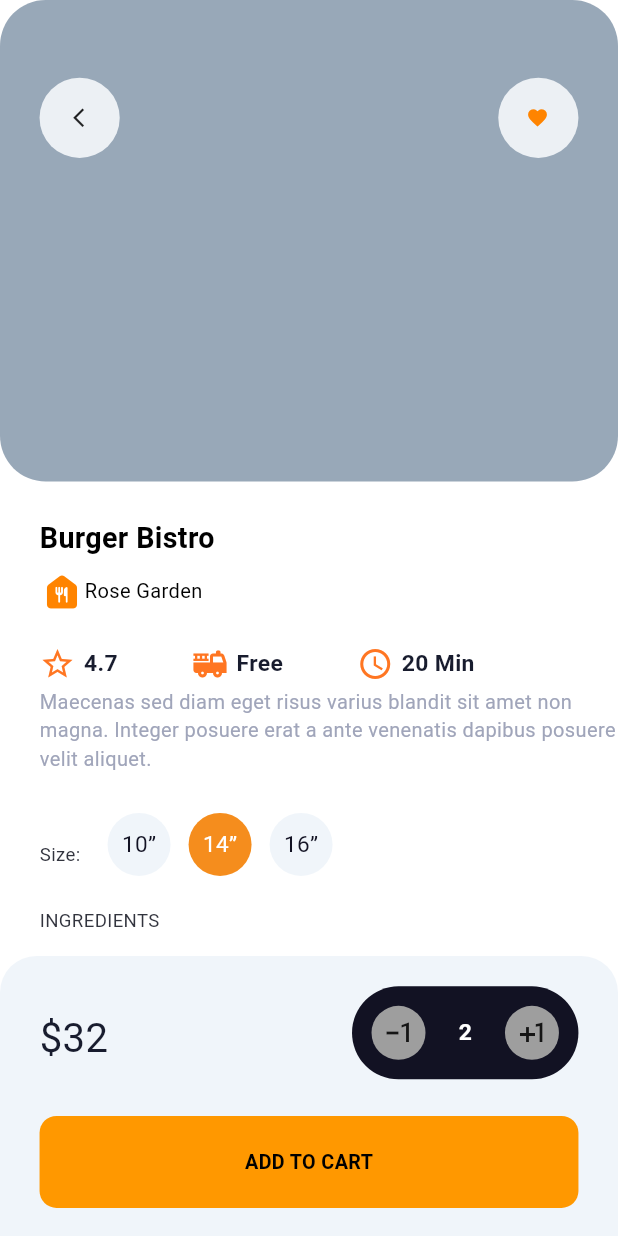
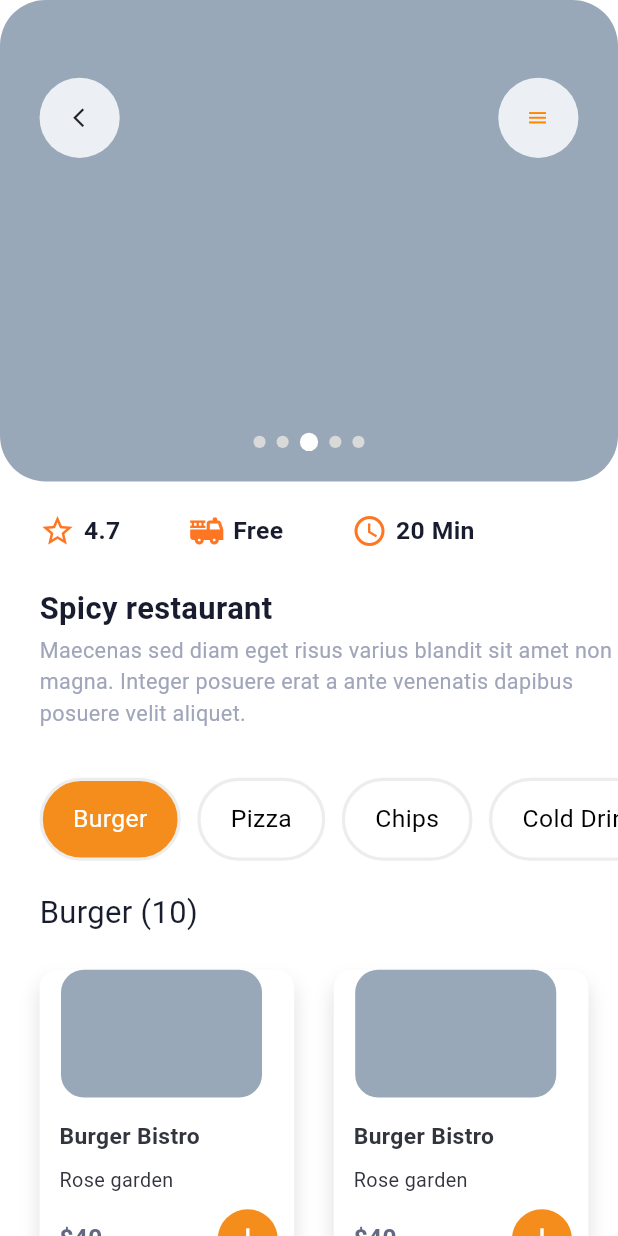
Before and after one commit to afaqahmad922/food_delievery_app, a Flutter app: the screen it shows after launch, on a phone screen of 412 x 824 dp. Run offline on Flutter 3.47's test engine with Material 3 defaults, Android fonts, the phone set to English and light mode, and no system bars; our stand-ins replace flutter_screenutil, google_fonts, smooth_page_indicator; Roboto replaces fonts that are missing (Sen).

Commit message:
completed the UI of Resturant View_02 screen

```diff
--- /dev/null
+++ b/lib/App_Pages/Restaurant View_02.dart
@@ -0,0 +1,177 @@
+import 'package:figma_to_flutter_2/logins/Widgets/Widgets.dart';
+import 'package:flutter/material.dart';
+import 'package:flutter_screenutil/flutter_screenutil.dart';
+import 'package:google_fonts/google_fonts.dart';
+
+class resturant_View_02 extends StatefulWidget {
+  const resturant_View_02({super.key});
+
+  @override
+  State<resturant_View_02> createState() => _resturant_View_02State();
+}
+
+class _resturant_View_02State extends State<resturant_View_02> {
+  @override
+  Widget build(BuildContext context) {
+    return Scaffold(
+      backgroundColor: Color(0xffFFFFFF),
+      body: SingleChildScrollView(
+        child: Column(
+          crossAxisAlignment: CrossAxisAlignment.start,
+          mainAxisAlignment: MainAxisAlignment.start,
+          children: [
+            Container(
+              height: 321,
+              width: double.infinity,
+              decoration: BoxDecoration(
+                borderRadius: BorderRadius.circular(30.r),
+                color: Color(0xff98A8B8),
+              ),
+              child: Column(
+                children: [
+                  Padding(
+                    padding: EdgeInsets.only(left: 24.w, right: 24.w, top: 50.h),
+                    child: Row(
+                      crossAxisAlignment: CrossAxisAlignment.start,
+                      children: [
+                        Container(
+                          decoration: BoxDecoration(
+                            shape: BoxShape.circle,
+                            color: Color(0xffECF0F4),
+                          ),
+                          child: Padding(
+                            padding: EdgeInsets.only(top: 20.h, left: 17.w, right: 18.w, bottom: 20.h),
+                            child: Icon(Icons.arrow_back_ios_new_outlined, size: 15),
+                          ),
+                        ),
+                        Spacer(),
+                        Container(
+                          decoration: BoxDecoration(
+                            shape: BoxShape.circle,
+                            color: Color(0xffECF0F4),
+                          ),
+                          child: Padding(
+                            padding: EdgeInsets.only(top: 20.h, left: 17.w, right: 18.w, bottom: 20.h),
+                            child: Icon(Icons.menu, size: 15, color: Color(0xffFF8400)),
+                          ),
+                        ),
+                      ],
+                    ),
+                  ),
+                  Spacer(),
+                  Padding(
+                    padding: EdgeInsets.only(bottom: 20.h),
+                    child: Row(
+                      mainAxisAlignment: MainAxisAlignment.center,
+                      crossAxisAlignment: CrossAxisAlignment.center,
+                      children: [
+                        SliderDot(height: 8.h, width: 8.w, color: Color(0xffD9D9D9)),
+                        SizedBox(width: 6.w),
+                        SliderDot(height: 8.h, width: 8.w, color: Color(0xffD9D9D9)),
+                        SizedBox(width: 6.w),
+                        SliderDot(height: 12.h, width: 12.w, color: Colors.white),
+                        SizedBox(width: 6.w),
+                        SliderDot(height: 8.h, width: 8.w, color: Color(0xffD9D9D9)),
+                        SizedBox(width: 6.w),
+                        SliderDot(height: 8.h, width: 8.w, color: Color(0xffD9D9D9)),
+                      ],
+                    ),
+                  )
+                ],
+              ),
+            ),
+            Padding(
+              padding: EdgeInsets.only(left: 24.w, top: 20.75.h, right: 87.w),
+              child: Row(
+                children: [
+                  Icon(Icons.star_border_purple500_outlined, color: Color(0xffFF7622)),
+                  SizedBox(width: 5.w),
+                  AppText(text: '4.7', font: GoogleFonts.sen, fontWeight: FontWeight.w700, fontSize: 16.sp, color: Color(0xff181C2E)),
+                  Spacer(),
+                  Icon(Icons.fire_truck, color: Color(0xffFF7622)),
+                  SizedBox(width: 5.w),
+                  AppText(text: 'Free', font: GoogleFonts.sen, fontWeight: FontWeight.w700, fontSize: 16.sp, color: Color(0xff181C2E)),
+                  Spacer(),
+                  Icon(Icons.access_time, color: Color(0xffFF7622)),
+                  SizedBox(width: 5.w),
+                  AppText(text: '20 Min', font: GoogleFonts.sen, fontWeight: FontWeight.w700, fontSize: 16.sp, color: Color(0xff181C2E)),
+                ],
+              ),
+            ),
+            Padding(
+              padding: EdgeInsets.only(top: 24.h, left: 24.w),
+              child: AppText(text: 'Spicy restaurant', font: GoogleFonts.sen, fontWeight: FontWeight.w700, fontSize: 20.sp, color: Color(0xff181C2E)),
+            ),
+            Padding(
+              padding: EdgeInsets.only(top: 4.h, left: 24.w),
+              child: AppText(text: 'Maecenas sed diam eget risus varius blandit sit amet non magna. Integer posuere erat a ante venenatis dapibus posuere velit aliquet.', font: GoogleFonts.sen, fontWeight: FontWeight.w400, fontSize: 14.sp, color: Color(0xffA0A5BA)),
+            ),
+            SingleChildScrollView(
+              scrollDirection: Axis.horizontal,
+              child: Padding(
+                padding: EdgeInsets.only(top: 31.5.h),
+                child: Row(
+                  children: [
+                    Padding(
+                      padding: EdgeInsets.only(left: 24.w),
+                      child: CategoryChip(text: 'Burger', textColor: Colors.white, backgroundColor: Color(0xffF58D1D),),
+                    ),
+                    Padding(
+                      padding: EdgeInsets.only(left: 10.w),
+                      child: CategoryChip(text: 'Pizza'),
+                    ),
+                    Padding(
+                      padding: EdgeInsets.only(left: 10.w),
+                      child: CategoryChip(text: 'Chips'),
+                    ),
+                    Padding(
+                      padding: EdgeInsets.only(left: 10.w, right: 24.w),
+                      child: CategoryChip(text: 'Cold Drinks'),
+                    ),
+                  ],
+                ),
+              ),
+            ),
+            Padding(
+              padding: EdgeInsets.only(top: 19.h, left: 24.w),
+              child: AppText(text: 'Burger (10)', font: GoogleFonts.sen, fontWeight: FontWeight.w400, fontSize: 20.sp, color: Color(0xff181C2E)),
+            ),
+            SingleChildScrollView(
+              scrollDirection: Axis.horizontal,
+              child: Row(
+                children: [
+                  Padding(
+                      padding: EdgeInsets.only(left: 24.w, top: 24.h),
+                      child: FoodCard2(title: 'Burger Bistro', subtitle: 'Rose garden', price: '\$40')
+                  ),
+                  Padding(
+                      padding: EdgeInsets.only(left: 24.w, top: 24.h),
+                      child: FoodCard2(title: 'Burger Bistro', subtitle: 'Rose garden', price: '\$40')
+                  ),
+                ],
+              ),
+            ),
+            SingleChildScrollView(
+              scrollDirection: Axis.horizontal,
+              child: Padding(
+                padding: EdgeInsets.only(bottom: 24.h),
+                child: Row(
+                  children: [
+                    Padding(
+                        padding: EdgeInsets.only(left: 24.w, top: 19.h),
+                        child: FoodCard2(title: 'Burger Bistro', subtitle: 'Rose garden', price: '\$40')
+                    ),
+                    Padding(
+                        padding: EdgeInsets.only(left: 24.w, top: 19.h),
+                        child: FoodCard2(title: 'Burger Bistro', subtitle: 'Rose garden', price: '\$40')
+                    ),
+                  ],
+                ),
+              ),
+            ),
+          ],
+        ),
+      ),
+    );
+  }
+}
--- a/lib/logins/Widgets/Widgets.dart
+++ b/lib/logins/Widgets/Widgets.dart
@@ -855,3 +855,29 @@ class CircleIconImage extends StatelessWidget {
     );
   }
 }
+
+
+class SliderDot extends StatelessWidget {
+  final double height;
+  final double width;
+  final Color color;
+
+  const SliderDot({
+    super.key,
+    required this.height,
+    required this.width,
+    required this.color,
+  });
+
+  @override
+  Widget build(BuildContext context) {
+    return Container(
+      height: height,
+      width: width,
+      decoration: BoxDecoration(
+        shape: BoxShape.circle,
+        color: color,
+      ),
+    );
+  }
+}
--- a/lib/main.dart
+++ b/lib/main.dart
@@ -1,5 +1,6 @@
 import 'package:figma_to_flutter_2/App_Pages/Food%20Details_02.dart';
 import 'package:figma_to_flutter_2/App_Pages/Food_Details_01.dart';
+import 'package:figma_to_flutter_2/App_Pages/Restaurant%20View_02.dart';
 import 'package:figma_to_flutter_2/App_Pages/Restaurant_View_01.dart';
 import 'package:figma_to_flutter_2/App_Pages/Search_Page.dart';
 import 'package:figma_to_flutter_2/App_Pages/food_Burgers.dart';
@@ -30,7 +31,7 @@ class MyApp extends StatelessWidget {
         theme: ThemeData(
           colorScheme: ColorScheme.fromSeed(seedColor: Colors.deepPurple),
         ),
-        home: food_Details_02(),
+        home: resturant_View_02(),
       ),
     );
   }
```
